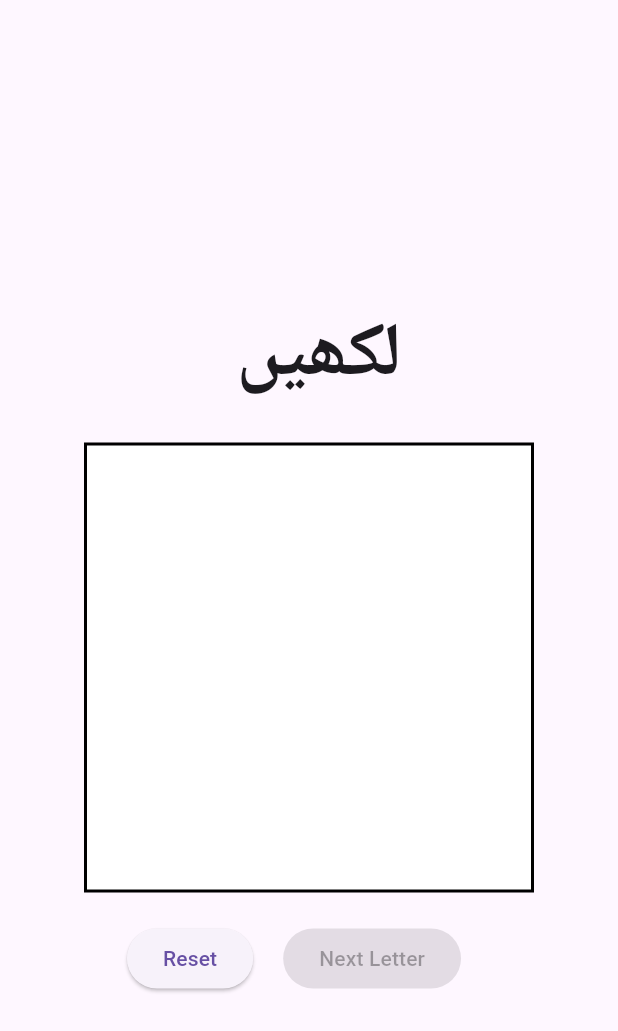
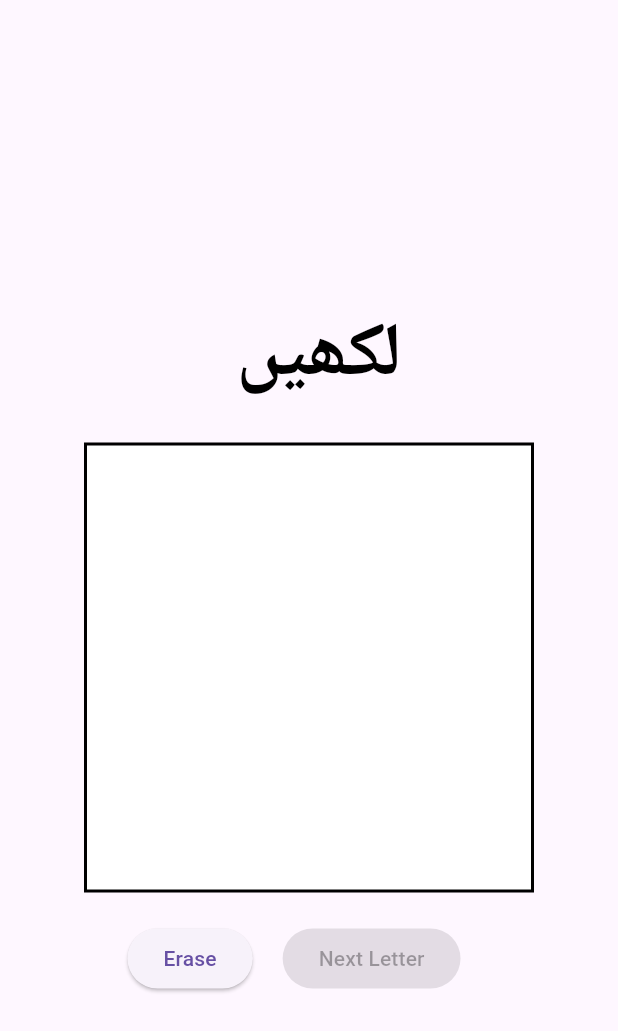
Before and after one commit to Saadullah-AbdulSamad/urdudataset-flutter, a Flutter app: the DrawingScreen screen opened directly with empty values, on a phone screen of 412 x 824 dp. Shown: the top 1031 px of the screen. Run offline on Flutter 3.47's test engine with Material 3 defaults, Android fonts, the phone set to English and light mode, and no system bars; our stand-ins replace cloud_firestore, firebase_core; accounts and stored records are empty; Roboto replaces fonts that are missing (Nastaleeq).

Commit message:
Some fixes

```diff
--- a/lib/drawing/drawingscreen.dart
+++ b/lib/drawing/drawingscreen.dart
@@ -1,4 +1,4 @@
-import 'package:flutter/foundation.dart';
+import 'dart:math'; // Import the dart:math library
 import 'package:flutter/material.dart';
 import 'package:urdudatasetcollection/thankyou/thankyouscreen.dart';
 
@@ -15,6 +15,7 @@ class _DrawingBoardState extends State<DrawingScreen> {
   List<Offset> points = []; // List to store points for current drawing.
   Map<String, List<Offset>> letterPointsMap =
       {}; // Map to store Urdu letters with their offset values.
+
   List<String> urduLetters = [
     "ا",
     "ب",
@@ -52,6 +53,7 @@ class _DrawingBoardState extends State<DrawingScreen> {
     "ی",
     "ے"
   ];
+
   List<String> urduThreeLetterWords = [
     "آئی",
     "آئس",
@@ -73,13 +75,9 @@ class _DrawingBoardState extends State<DrawingScreen> {
     "امت",
     "اہم",
     "الو",
-    "انکا",
     "بدن",
-    "بد",
     "بٹن",
-    "بچ",
     "بہن",
-    "بج",
     "بہت",
     "بند",
     "بعد",
@@ -87,13 +85,10 @@ class _DrawingBoardState extends State<DrawingScreen> {
     "بلد",
     "بہر",
     "بچت",
-    "پٹ",
     "پین",
     "پتہ",
     "پلک",
-    "پر",
     "پاک",
-    "پی",
     "پیم",
     "چمک",
     "چپل",
@@ -107,58 +102,35 @@ class _DrawingBoardState extends State<DrawingScreen> {
     "چیر",
     "چیر",
     "چیل",
-    "چک",
     "چیک",
     "چہر",
     "چرک",
     "چڑھ",
     "حلف",
-    "حل",
-    "حر",
     "حجر",
     "خوف",
     "ختم",
-    "خص",
-    "خش",
     "خاک",
     "دکن",
     "درج",
     "درب",
-    "درخت",
-    "دماغ",
-    "دفتر",
     "دفن",
     "دھو",
     "دھن",
     "دعا",
-    "دش",
-    "ذخ",
-    "ذق",
     "ذوق",
     "رات",
     "رزق",
-    "رک",
-    "رل",
-    "رہ",
     "روی",
-    "رے",
     "روس",
     "زلف",
-    "زلزلہ",
-    "سا",
-    "سر",
-    "سی",
-    "سو",
     "سال",
     "سک",
     "سوک",
     "شمس",
     "شاک",
-    "شر",
-    "شق",
     "شہر",
     "شجر",
-    "شہرہ",
     "شدت",
     "ضبط",
     "صبر",
@@ -170,7 +142,6 @@ class _DrawingBoardState extends State<DrawingScreen> {
     "صدر",
     "صدق",
     "صیت",
-    "طب",
     "طبع",
     "ظفر",
     "عقل",
@@ -184,14 +155,11 @@ class _DrawingBoardState extends State<DrawingScreen> {
     "عجز",
     "غزل",
     "غلط",
-    "غف",
     "غیر",
     "فتح",
     "فکر",
-    "فن",
     "فوج",
     "فضل",
-    "ق",
     "قضا",
     "قتل",
     "کچھ",
@@ -200,10 +168,8 @@ class _DrawingBoardState extends State<DrawingScreen> {
     "کرم",
     "کرن",
     "کلی",
-    "کن",
     "کود",
     "کون",
-    "کونک",
     "کہر",
     "کوچ",
     "لکھ",
@@ -213,34 +179,22 @@ class _DrawingBoardState extends State<DrawingScreen> {
     "مال",
     "مالی",
     "مدد",
-    "مغرور",
     "ملک",
-    "مل",
     "نذر",
     "نقد",
-    "نگ",
     "نظر",
-    "نگ",
     "نگر",
     "نمک",
     "نیٹ",
-    "نو",
     "نون",
     "نہر",
     "نور",
     "ورق",
-    "وق",
     "وطن",
-    "وق",
     "ورک",
-    "وسوسہ",
-    "وظیفہ",
-    "یق",
     "یوں",
-    "یہاں",
-    "یہ",
-    "یو"
   ];
+
   List<String> urduTwoLetterWords = [
     "آس",
     "آپ",
@@ -344,6 +298,12 @@ class _DrawingBoardState extends State<DrawingScreen> {
 
   final GlobalKey _drawingKey = GlobalKey(); // Key for the drawing container.
 
+  // Random function to select a random word from the given list
+  String rand(List<String> words) {
+    final random = Random();
+    return words[random.nextInt(words.length)];
+  }
+
   void resetDrawing() {
     setState(() {
       points.clear(); // Clear current drawing points.
@@ -371,16 +331,6 @@ class _DrawingBoardState extends State<DrawingScreen> {
           currentLetterIndex++; // Increment only if it's within the bounds of the list.
           showError = false; // Reset error flag if the letter has been drawn.
         } else {
-          // Loop through the map and print the contents after the last letter.
-          if (kDebugMode) {
-            print("All letters have been written. Here are the stored points:");
-          }
-          // letterPointsMap.forEach((letter, points) {
-          //   if (kDebugMode) {
-          //     print("Letter: $letter, Points: $points");
-          //   }
-          // });
-
           // When all letters are completed, navigate to the thank you screen.
           Navigator.push(
             context,
@@ -403,16 +353,35 @@ class _DrawingBoardState extends State<DrawingScreen> {
         mainAxisAlignment: MainAxisAlignment.center,
         children: [
           const SizedBox(height: 40),
-          // Display current Urdu letter.
+          // Display current Urdu letter or word.
+          Row(
+            mainAxisAlignment: MainAxisAlignment.center,
+            children: [
+              const Text(
+                " لکھیں",
+                style: TextStyle(
+                  fontSize: 50,
+                  fontWeight: FontWeight.bold,
+                  fontFamily: 'Nastaleeq',
+                  color: Colors.black,
+                ),
+              ),
               Text(
-            '${widget.words == '1 letter' ? urduLetters[currentLetterIndex] : widget.words == '3 letters' ? urduThreeLetterWords[currentLetterIndex] : widget.words == '2 letters' ? urduTwoLetterWords[currentLetterIndex] : ''} لکھیں',
+                widget.words == '1 letter'
+                    ? urduLetters[currentLetterIndex]
+                    : widget.words == '3 letters'
+                        ? rand(urduThreeLetterWords) // Random 3-letter word
+                        : widget.words == '2 letters'
+                            ? rand(urduTwoLetterWords) // Random 2-letter word
+                            : '',
                 style: const TextStyle(
                     fontSize: 50,
                     fontWeight: FontWeight.bold,
                     fontFamily: 'Nastaleeq',
+                    color: Colors.red),
               ),
+            ],
           ),
-
           const SizedBox(height: 20),
           Center(
             child: Container(
@@ -453,7 +422,6 @@ class _DrawingBoardState extends State<DrawingScreen> {
               ),
             ),
           ),
-
           // Display error message if no drawing is made.
           if (showError)
             const Padding(
@@ -463,14 +431,13 @@ class _DrawingBoardState extends State<DrawingScreen> {
                 style: TextStyle(color: Colors.red, fontSize: 16),
               ),
             ),
-
           const SizedBox(height: 20),
           Row(
             mainAxisAlignment: MainAxisAlignment.center,
             children: [
               ElevatedButton(
                 onPressed: resetDrawing,
-                child: const Text("Reset"),
+                child: const Text("Erase"),
               ),
               const SizedBox(width: 20),
               ElevatedButton(
--- a/lib/main.dart
+++ b/lib/main.dart
@@ -1,9 +1,8 @@
 import 'package:firebase_core/firebase_core.dart';
 import 'package:flutter/material.dart';
 import 'package:urdudatasetcollection/firebase_options.dart';
+import 'package:urdudatasetcollection/form/formscreen_compact.dart';
 import 'package:urdudatasetcollection/welcomescreen/welcomescreen.dart';
-
-import 'form/formscreen.dart';
 
 void main() async {
   WidgetsFlutterBinding.ensureInitialized(); // Ensures binding is initialized
@@ -26,7 +25,7 @@ class _MyAppState extends State<MyApp> {
       debugShowCheckedModeBanner: false,
       routes: {
         '/FormScreen': (context) =>
-            const FormScreen(), // Route to Writing Screen
+            const CompactFormScreen(), // Route to Writing Screen
       },
       home: const WelcomeScreen(),
     );
--- a/lib/thankyou/thankyouscreen.dart
+++ b/lib/thankyou/thankyouscreen.dart
@@ -1,7 +1,7 @@
 import 'package:flutter/foundation.dart';
 import 'package:flutter/material.dart';
-import 'package:urdudatasetcollection/form/formscreen.dart';
 import 'package:cloud_firestore/cloud_firestore.dart';
+import 'package:urdudatasetcollection/form/formscreen_compact.dart';
 
 class ThankyouScreen extends StatefulWidget {
   const ThankyouScreen({super.key, required this.data, required this.userID});
@@ -52,7 +52,7 @@ class _ThankyouScreenState extends State<ThankyouScreen> {
         context,
         MaterialPageRoute(
             builder: (context) =>
-                const FormScreen()), // Replace with your home screen widget
+                const CompactFormScreen()), // Replace with your home screen widget
         (Route<dynamic> route) => false, // This removes all previous routes
       );
     });
```
Also changed, not shown: lib/form/formscreen_compact.dart (added, +117 -0 lines). Lines whose indentation alone changed are shown as unchanged.
